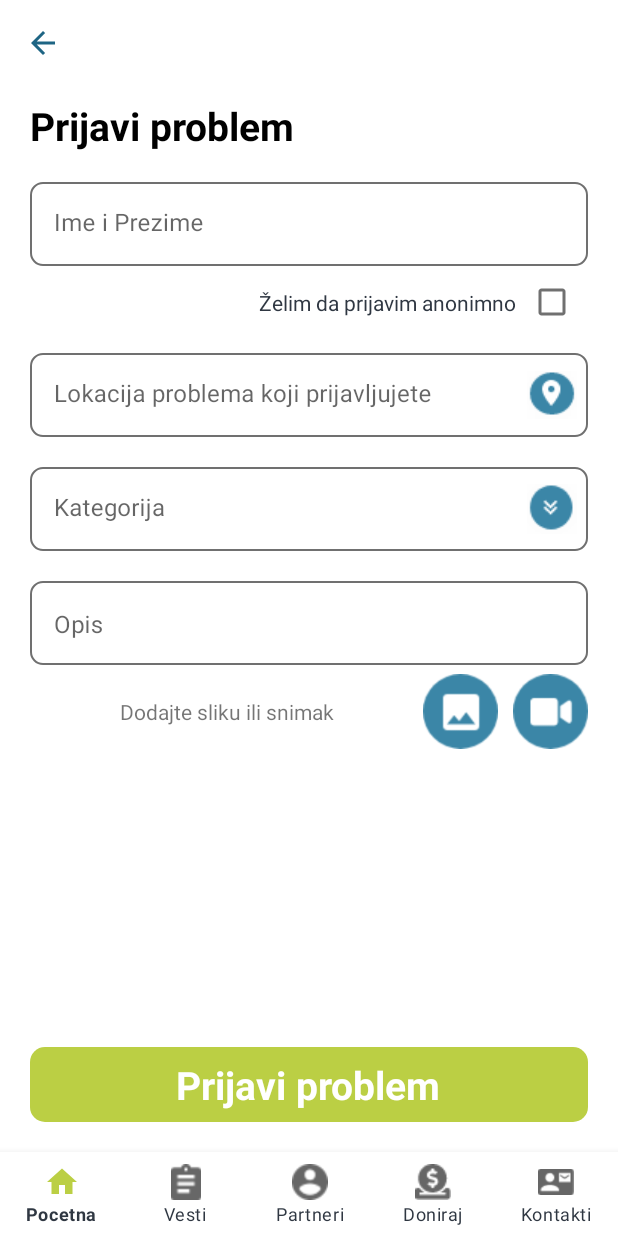
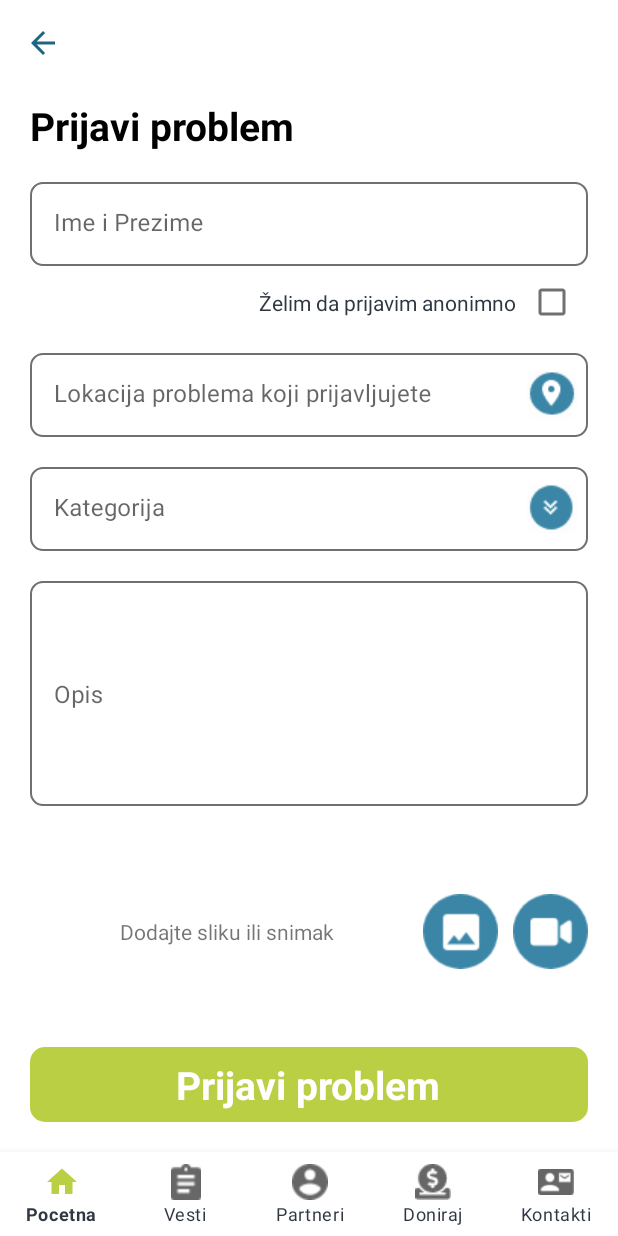
Before and after one commit to vegaitsourcing/prva-zelena-hitna-pomoc-android-app, an Android app: the ReportProblemFragment screen opened through its navigation route, on a phone screen of 412 x 824 dp. Run offline under Robolectric (Android 15) with nearby library versions, the phone set to English and light mode, and no system bars; our stand-ins replace Dagger/Hilt's generated code, Firebase (no records; nobody signed in at launch, a user with empty details on screens opened directly), navigation-ui; libraries missing offline, so code that uses them is left out: com.vmadalin.easypermissions, io.nlopez.smartlocation; pictures from the network do not load.

Commit message:
Some bugs fixed

```diff
--- a/app/src/main/java/com/example/hakaton/ui/home/reportproblem/ReportProblemFragment.kt
+++ b/app/src/main/java/com/example/hakaton/ui/home/reportproblem/ReportProblemFragment.kt
@@ -58,6 +58,7 @@ import kotlinx.coroutines.withContext
 import java.io.IOException
 import java.text.SimpleDateFormat
 import java.util.*
+import kotlin.collections.ArrayList
 
 @AndroidEntryPoint
 class ReportProblemFragment : Fragment(), IOnMediaFileClickListener, EasyPermissions.PermissionCallbacks {
@@ -149,7 +150,7 @@ class ReportProblemFragment : Fragment(), IOnMediaFileClickListener, EasyPermiss
                 location = etLocation.text.toString(),
                 category = etCategory.text.toString(),
                 description = etDescription.text.toString(),
-                media = "",
+                imagesURL = ArrayList(),
                 timestamp = getDate(),
             )
             return viewModel.problem
@@ -158,7 +159,7 @@ class ReportProblemFragment : Fragment(), IOnMediaFileClickListener, EasyPermiss
 
     private fun inputCheck() : Boolean {
         binding.apply {
-            return etName.text.toString().isNotEmpty() && etLocation.text.toString().isNotEmpty() && etCategory.text.toString().isNotEmpty() && etDescription.text.toString().isNotEmpty()
+            return etLocation.text.toString().isNotEmpty() && etCategory.text.toString().isNotEmpty() && etDescription.text.toString().isNotEmpty()
         }
     }
 
--- a/app/src/main/java/com/example/hakaton/ui/home/reportproblem/ReportProblemViewModel.kt
+++ b/app/src/main/java/com/example/hakaton/ui/home/reportproblem/ReportProblemViewModel.kt
@@ -36,7 +36,7 @@ class ReportProblemViewModel
                     }
                     is DataState.Success -> {
                         Log.d(TAG, "reportProblem - Success: ${problemID.data}")
-                        //uploadProblemMedia(problemID.data)
+                        uploadProblemMedia(problemID.data)
                         _problemReported.postValue(problemID.data)
                     }
                     is DataState.Error -> {
@@ -50,6 +50,6 @@ class ReportProblemViewModel
     }
 
     private fun uploadProblemMedia(problemId: String) {
-        repository.uploadImagesToStorage(mediaFiles[0], problemId = problemId) //optimizuj za listu!
+        repository.uploadImagesToStorage(mediaFiles, problemId = problemId)
     }
 }
--- a/app/src/main/res/layout/fragment_report_problem.xml
+++ b/app/src/main/res/layout/fragment_report_problem.xml
@@ -185,7 +185,7 @@
             <com.google.android.material.textfield.TextInputEditText
                 android:id="@+id/et_description"
                 android:layout_width="match_parent"
-                android:layout_height="match_parent"
+                android:layout_height="150sp"
                 android:background="@drawable/bordered_textfield"
                 android:gravity="top|start"
                 android:textColor="@color/text_color_primary" />
@@ -210,7 +210,8 @@
             android:layout_marginTop="6dp"
             android:src="@drawable/image"
             app:layout_constraintEnd_toStartOf="@+id/btn_open_camera"
-            app:layout_constraintTop_toBottomOf="@+id/til_description" />
+            app:layout_constraintTop_toBottomOf="@+id/til_description"
+            app:layout_constraintBottom_toTopOf="@id/btn_report_problem"/>
 
         <ImageView
             android:id="@+id/btn_open_camera"
@@ -219,7 +220,8 @@
             android:layout_marginTop="6dp"
             android:src="@drawable/video"
             app:layout_constraintEnd_toEndOf="parent"
-            app:layout_constraintTop_toBottomOf="@+id/til_description" />
+            app:layout_constraintTop_toBottomOf="@+id/til_description"
+            app:layout_constraintBottom_toTopOf="@id/btn_report_problem"/>
 
         <androidx.recyclerview.widget.RecyclerView
             android:id="@+id/recycler_media_files"
--- a/common/src/main/java/com/example/common/models/home/reportproblem/Problem.kt
+++ b/common/src/main/java/com/example/common/models/home/reportproblem/Problem.kt
@@ -6,8 +6,8 @@ data class Problem(
     val location: String,
     var category: String,
     val description: String,
-    val media: String,
+    val imagesURL: ArrayList<String> =  ArrayList(),
     val timestamp: String,
 ) : java.io.Serializable {
-    constructor() : this(id = "", userName = "", location = "", category = "", description = "", media = "", timestamp = "")
+    constructor() : this(id = "", userName = "", location = "", category = "", description = "", timestamp = "")
 }
--- a/common/src/main/java/com/example/common/utils/Constants.kt
+++ b/common/src/main/java/com/example/common/utils/Constants.kt
@@ -9,7 +9,7 @@ const val FIREBASE_DATABASE_PARTNERS = "Partners"
 const val FIREBASE_DATABASE_CONTACTS = "Contacts"
 
 const val STORAGE_IMAGES = "images"
-const val STORAGE_PROBLEM_REPORT_IMAGES = "problemReports"
+const val STORAGE_PROBLEM_REPORT_IMAGES = "Problems"
 
 const val NUM_OF_COLUMNS = 3
 
--- a/domain/src/main/java/com/example/domain/home/reportproblem/ProblemRepository.kt
+++ b/domain/src/main/java/com/example/domain/home/reportproblem/ProblemRepository.kt
@@ -9,5 +9,5 @@ interface ProblemRepository {
 
     suspend fun reportProblem(problem: Problem): Flow<DataState<String>>
 
-    fun uploadImagesToStorage(uri: Uri, problemId: String)
+    fun uploadImagesToStorage(mediaFiles: ArrayList<Uri>, problemId: String)
 }
--- a/domain/src/main/java/com/example/domain/home/reportproblem/ProblemRepositoryImpl.kt
+++ b/domain/src/main/java/com/example/domain/home/reportproblem/ProblemRepositoryImpl.kt
@@ -14,7 +14,7 @@ class ProblemRepositoryImpl
 
     override suspend fun reportProblem(problem: Problem): Flow<DataState<String>> = firebaseManager.addProblem(problem)
 
-    override fun uploadImagesToStorage(uri: Uri, problemId: String) {
-        firebaseManager.uploadImagesToStorage(uri, problemId)
+    override fun uploadImagesToStorage(mediaFiles: ArrayList<Uri>, problemId: String) {
+        firebaseManager.uploadImagesToStorage(mediaFiles, problemId)
     }
 }
```
Also changed, not shown: firebase/src/main/java/com/example/firebase/FirebaseManager.kt (+13 -11 lines).
